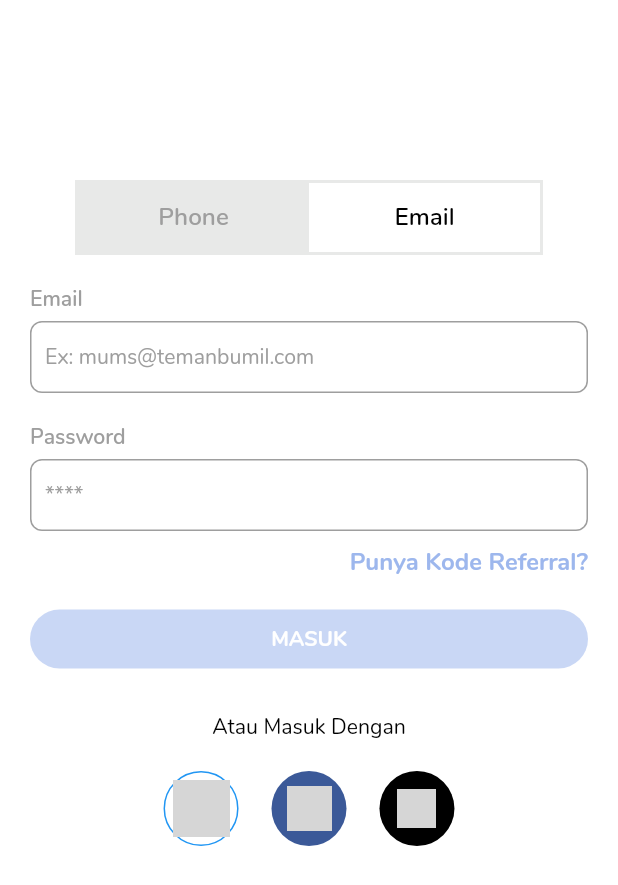
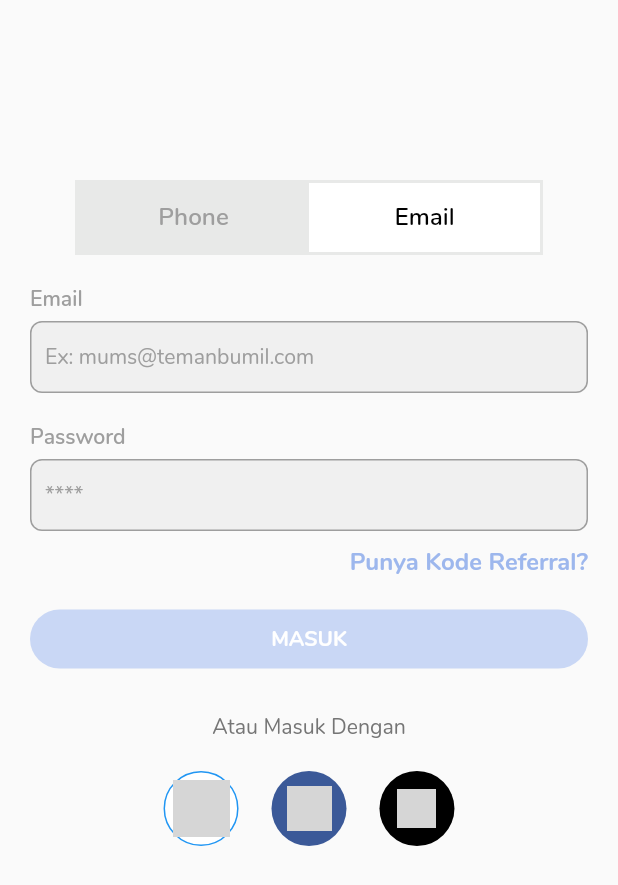
Before and after one commit to rezarffahlevi/flutter_pattern, a Flutter app: the screen it shows after launch, after a tap on "Phone", after a tap on "Email", on a phone screen of 412 x 824 dp. Shown: the top 885 px of the screen. Run offline on Flutter 3.47's test engine with Material 2 defaults, Android fonts, the light colour scheme and no system bars; our stand-ins replace dio, easy_localization, equatable, flutter_bloc, flutter_screenutil, flutter_secure_storage and 4 more; grey boxes are pictures that could not be loaded.

Commit message:
prepare change theme

```diff
--- a/lib/src/app.dart
+++ b/lib/src/app.dart
@@ -12,10 +12,13 @@ class App extends StatefulWidget {
   const App({super.key});
 
   @override
-  State<App> createState() => _App();
+  State<App> createState() => _AppState();
+
+  static _AppState of(BuildContext context) =>
+      context.findAncestorStateOfType<_AppState>()!;
 }
 
-class _App extends State<App> {
+class _AppState extends State<App> {
   ThemeMode _themeMode = ThemeMode.system;
 
   @override
--- a/lib/src/components/atoms/input/my_text_field.dart
+++ b/lib/src/components/atoms/input/my_text_field.dart
@@ -24,7 +24,7 @@ class MyTextField extends StatelessWidget {
   final bool isArea;
   final List<TextInputFormatter> inputFormatters;
   final Function(bool)? onTextFieldTap;
-  final Color fillColor;
+  final Color? fillColor;
   final TextStyle? hintStyle;
   final Color disabledBorderColor;
   final bool isMandatory;
@@ -51,7 +51,7 @@ class MyTextField extends StatelessWidget {
       this.inputFormatters = const [],
       this.textInputAction = TextInputAction.done,
       this.onTextFieldTap,
-      this.fillColor = Colors.white,
+      this.fillColor,
       this.hintStyle,
       this.disabledBorderColor = Colors.black,
       this.isMandatory = false,
@@ -85,7 +85,7 @@ class MyTextField extends StatelessWidget {
             }
           },
           child: Container(
-            color: Colors.transparent,
+            // color: Colors.transparent,
             child: Container(
               child: Focus(
                 onFocusChange: (focus) {
--- a/lib/src/features/auth/bloc/login/auth_login_bloc.dart
+++ b/lib/src/features/auth/bloc/login/auth_login_bloc.dart
@@ -1,3 +1,6 @@
+import 'dart:async';
+
+import 'package:flutter/material.dart';
 import 'package:flutter_bloc/flutter_bloc.dart';
 import 'package:temanbumil_web/src/configs/configs.dart';
 import 'package:temanbumil_web/src/features/features.dart';
--- a/lib/src/features/auth/ui/auth_login_screen.dart
+++ b/lib/src/features/auth/ui/auth_login_screen.dart
@@ -1,7 +1,9 @@
+import 'dart:async';
 import 'dart:io';
 
 import 'package:flutter/material.dart';
 import 'package:flutter_bloc/flutter_bloc.dart';
+import 'package:temanbumil_web/src/app.dart';
 import 'package:temanbumil_web/src/components/atoms/atoms.dart';
 import 'package:temanbumil_web/src/configs/configs.dart';
 import 'package:temanbumil_web/src/features/auth/auth.dart';
@@ -30,6 +32,8 @@ class _AuthLoginScreenState extends State<AuthLoginScreen> {
     super.initState();
     bloc.init();
     Helper.fToast.init(context);
+    // Example change theme
+    // App.of(context).changeTheme(ThemeMode.light);
   }
 
   Widget _buildMainWidget(parentContext, AuthLoginBloc bloc) {
@@ -65,8 +69,7 @@ class _AuthLoginScreenState extends State<AuthLoginScreen> {
           MySizedBox.normalVertical(),
           Text('Atau Masuk Dengan',
               textAlign: TextAlign.center,
-              style: MyTextStyle.contentDescriptionMedium
-                  .copyWith(color: MyColor.black)),
+              style: MyTextStyle.contentDescriptionMedium),
           MySizedBox.smallVertical(),
           Row(
             mainAxisAlignment: MainAxisAlignment.center,
@@ -217,9 +220,7 @@ class _AuthLoginScreenState extends State<AuthLoginScreen> {
             child: Column(
               crossAxisAlignment: CrossAxisAlignment.stretch,
               children: <Widget>[
-                Text('No. Handphone',
-                    style: MyTextStyle.textFieldTitle
-                        .copyWith(color: MyColor.black)),
+                Text('No. Handphone', style: MyTextStyle.textFieldTitle),
 
                 // BlocBuilder<AuthLoginBloc, AuthLoginState>(
                 //     bloc: bloc,
@@ -550,14 +551,14 @@ class _AuthLoginScreenState extends State<AuthLoginScreen> {
     return GestureDetector(
       onTap: FocusScope.of(context).unfocus,
       child: Scaffold(
-        backgroundColor: MyColor.white,
+        // backgroundColor: MyColor.white,
         body: Stack(
           children: [
             SingleChildScrollView(
               physics: BouncingScrollPhysics(),
               child: Container(
                 // height: MediaQuery.of(context).size.height,
-                color: MyColor.white,
+                // color: MyColor.white,
                 child: _buildMainWidget(context, bloc),
               ),
             ),
--- a/lib/src/themes/my_theme.dart
+++ b/lib/src/themes/my_theme.dart
@@ -8,8 +8,8 @@ class MyTheme {
   }
 
   static dark() {
-    return ThemeData(
-      fontFamily: 'Nunito',
+    return ThemeData.dark().copyWith(
+      textTheme: Typography().white.apply(fontFamily: 'Nunito'),
     );
   }
 }
```
